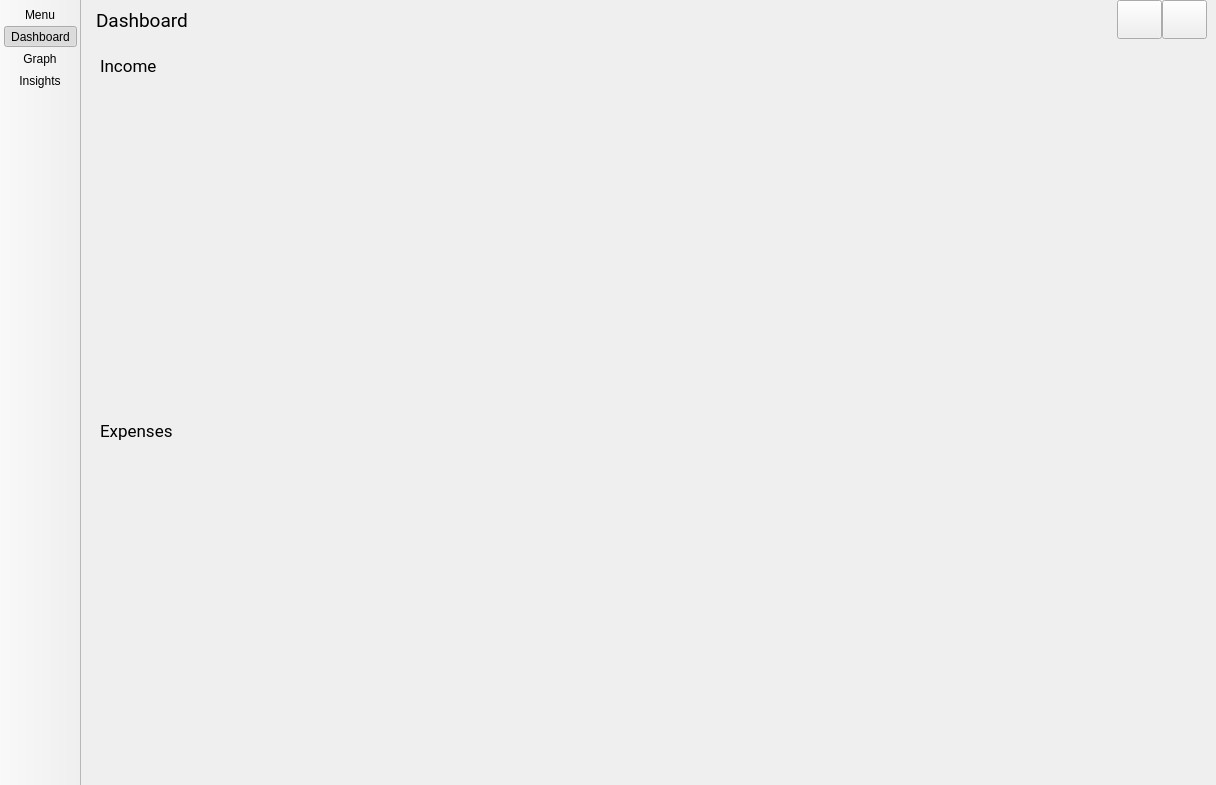
Above: skeletons/MainWindow.ui from opierre/Budgetter before the change. Below: the same form after it.
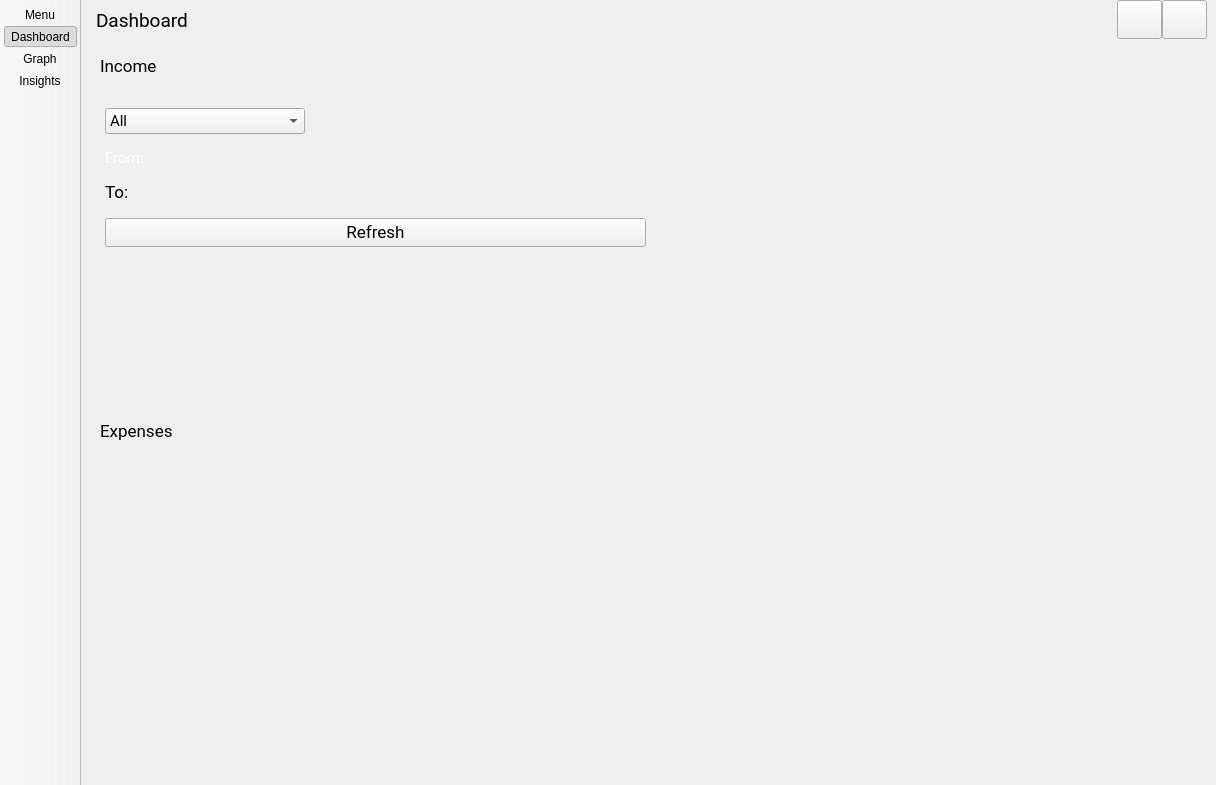
That is the form after the change. Icons and pictures are not drawn. Custom widgets are drawn as their Qt base class.

Commit message:
Graphs: Income update
Left side with Category choice

What changed in the file:
```diff
--- a/skeletons/MainWindow.ui
+++ b/skeletons/MainWindow.ui
@@ -1400,7 +1400,108 @@
            <string>Income</string>
           </property>
           <widget class="QWidget" name="dockWidgetContents_231">
-           <layout class="QGridLayout" name="gridLayout_431"/>
+           <layout class="QGridLayout" name="gridLayout_431">
+            <item row="0" column="1" rowspan="6">
+             <widget class="QWidget" name="widget" native="true"/>
+            </item>
+            <item row="1" column="0">
+             <layout class="QVBoxLayout" name="verticalLayout">
+              <property name="spacing">
+               <number>15</number>
+              </property>
+              <property name="topMargin">
+               <number>15</number>
+              </property>
+              <property name="bottomMargin">
+               <number>15</number>
+              </property>
+              <item>
+               <widget class="QComboBox" name="income_choice">
+                <property name="minimumSize">
+                 <size>
+                  <width>200</width>
+                  <height>0</height>
+                 </size>
+                </property>
+                <property name="maximumSize">
+                 <size>
+                  <width>200</width>
+                  <height>16777215</height>
+                 </size>
+                </property>
+                <property name="font">
+                 <font>
+                  <family>Roboto</family>
+                  <pointsize>11</pointsize>
+                 </font>
+                </property>
+                <item>
+                 <property name="text">
+                  <string>All</string>
+                 </property>
+                </item>
+                <item>
+                 <property name="text">
+                  <string>Wages</string>
+                 </property>
+                </item>
+                <item>
+                 <property name="text">
+                  <string>Gifts</string>
+                 </property>
+                </item>
+               </widget>
+              </item>
+              <item>
+               <widget class="QLabel" name="label_from_income">
+                <property name="font">
+                 <font>
+                  <family>Roboto</family>
+                  <pointsize>11</pointsize>
+                 </font>
+                </property>
+                <property name="styleSheet">
+                 <string notr="true">color: white;</string>
+                </property>
+                <property name="text">
+                 <string>From:</string>
+                </property>
+               </widget>
+              </item>
+              <item>
+               <widget class="QLabel" name="label_2">
+                <property name="text">
+                 <string>To:</string>
+                </property>
+               </widget>
+              </item>
+              <item>
+               <layout class="QHBoxLayout" name="horizontalLayout_2">
+                <item>
+                 <widget class="QPushButton" name="pushButton">
+                  <property name="text">
+                   <string>Refresh</string>
+                  </property>
+                 </widget>
+                </item>
+               </layout>
+              </item>
+             </layout>
+            </item>
+            <item row="5" column="0">
+             <spacer name="verticalSpacer">
+              <property name="orientation">
+               <enum>Qt::Vertical</enum>
+              </property>
+              <property name="sizeHint" stdset="0">
+               <size>
+                <width>20</width>
+                <height>40</height>
+               </size>
+              </property>
+             </spacer>
+            </item>
+           </layout>
           </widget>
          </widget>
         </item>
```
Left out of the diff: 39 changed lines with no effect on the pictures. The commit also changes 7 other files.
